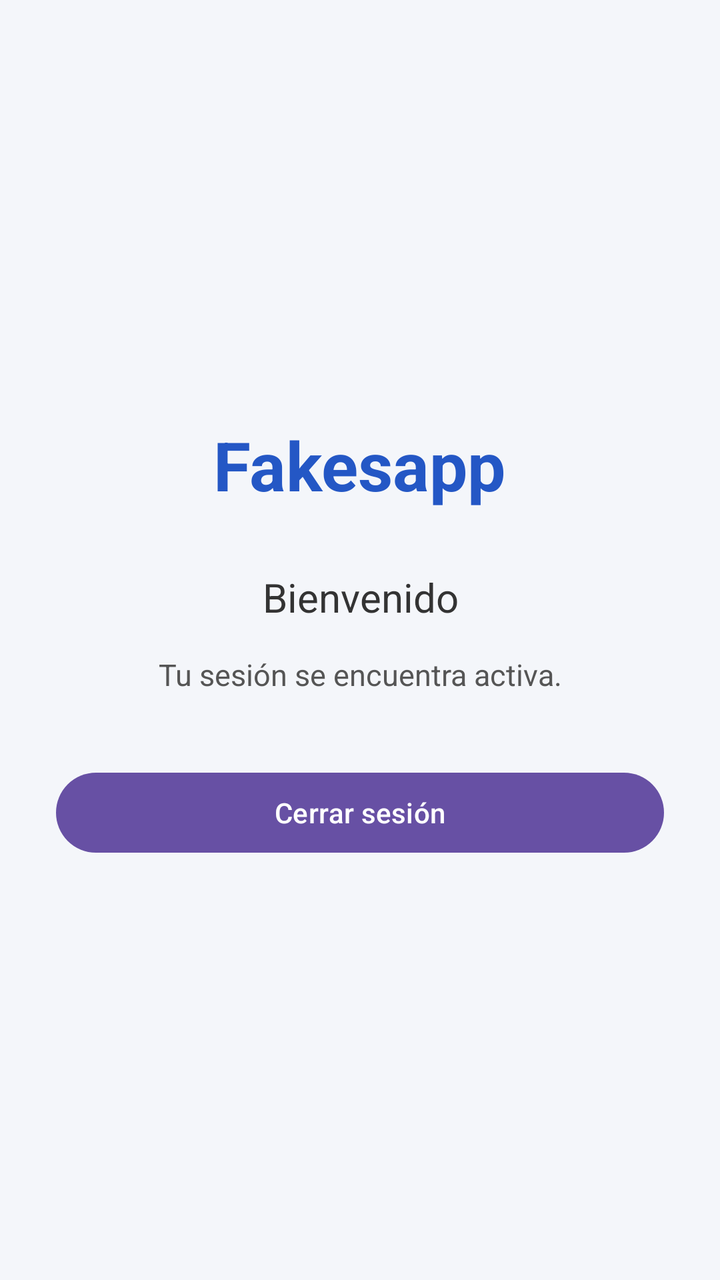
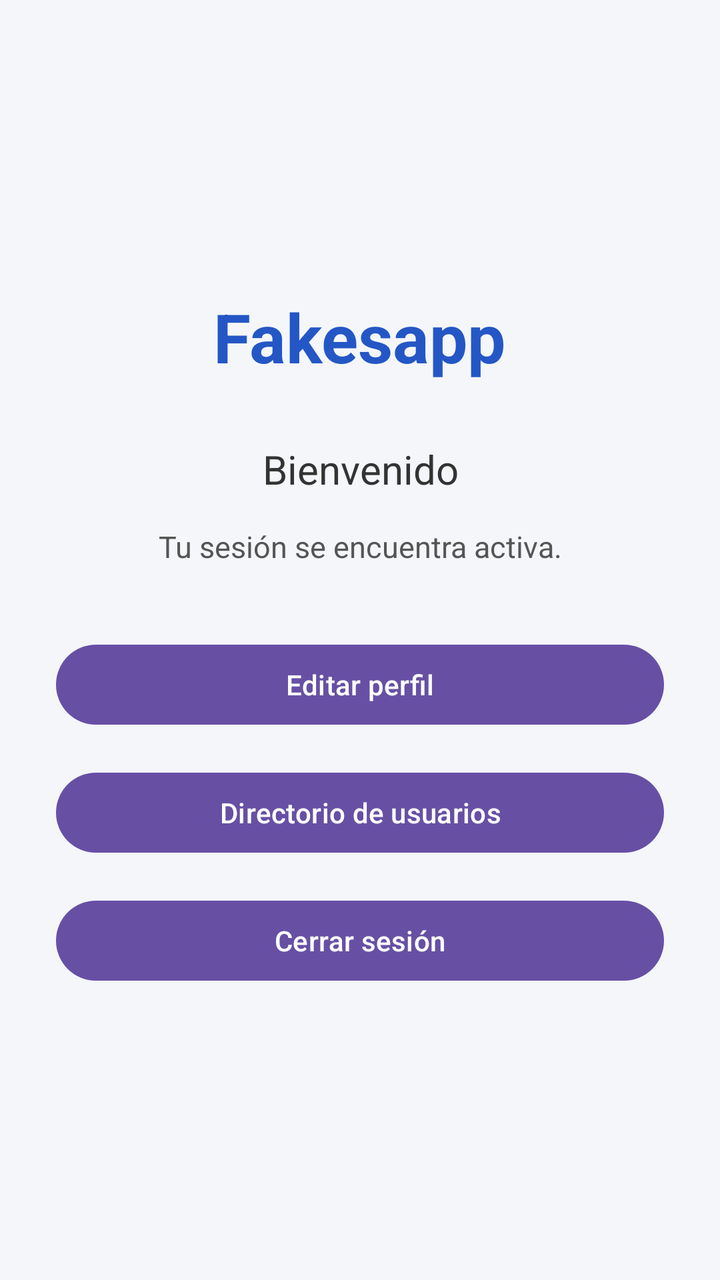

Two renders of the same Android screen: before a commit and after it. Below are the layout's source before the change and the commit's diff.
<!-- AndroidManifest.xml: application theme Theme.Fakesapp -->
<!-- res/layout/activity_home.xml -->
<?xml version="1.0" encoding="utf-8"?>
<LinearLayout xmlns:android="http://schemas.android.com/apk/res/android"
    android:layout_width="match_parent"
    android:layout_height="match_parent"
    android:orientation="vertical"
    android:gravity="center"
    android:padding="28dp"
    android:background="#F4F6FA">

    <TextView
        android:layout_width="wrap_content"
        android:layout_height="wrap_content"
        android:text="Fakesapp"
        android:textSize="34sp"
        android:textStyle="bold"
        android:textColor="#2457C5" />

    <TextView
        android:id="@+id/tvBienvenida"
        android:layout_width="match_parent"
        android:layout_height="wrap_content"
        android:layout_marginTop="30dp"
        android:gravity="center"
        android:text="Bienvenido"
        android:textSize="20sp"
        android:textColor="#333333" />

    <TextView
        android:layout_width="match_parent"
        android:layout_height="wrap_content"
        android:layout_marginTop="15dp"
        android:gravity="center"
        android:text="Tu sesión se encuentra activa."
        android:textSize="15sp"
        android:textColor="#555555" />

    <Button
        android:id="@+id/btnCerrarSesion"
        android:layout_width="match_parent"
        android:layout_height="wrap_content"
        android:layout_marginTop="35dp"
        android:text="Cerrar sesión"
        android:textAllCaps="false" />

</LinearLayout>
<!-- resources referenced by this layout -->
<resources>
  <style name="Theme.Fakesapp" parent="Base.Theme.Fakesapp" />
  <style name="Base.Theme.Fakesapp" parent="Theme.Material3.DayNight.NoActionBar">
          
          
      </style>
</resources>

<!-- the commit's change to res/layout/activity_home.xml (unified diff, before → after) -->
@@ -35,10 +35,26 @@
         android:textColor="#555555" />
 
     <Button
+        android:id="@+id/btnEditarPerfil"
+        android:layout_width="match_parent"
+        android:layout_height="wrap_content"
+        android:layout_marginTop="35dp"
+        android:text="Editar perfil"
+        android:textAllCaps="false" />
+
+    <Button
+        android:id="@+id/btnDirectorio"
+        android:layout_width="match_parent"
+        android:layout_height="wrap_content"
+        android:layout_marginTop="16dp"
+        android:text="Directorio de usuarios"
+        android:textAllCaps="false" />
+
+    <Button
         android:id="@+id/btnCerrarSesion"
         android:layout_width="match_parent"
         android:layout_height="wrap_content"
-        android:layout_marginTop="35dp"
+        android:layout_marginTop="16dp"
         android:text="Cerrar sesión"
         android:textAllCaps="false" />
 
